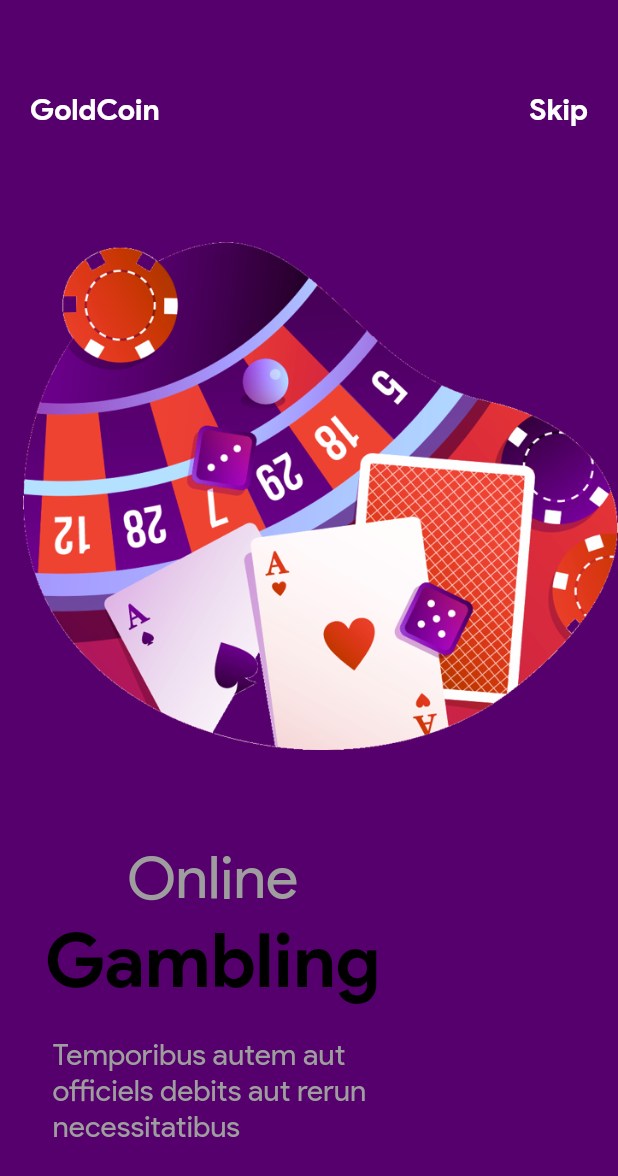
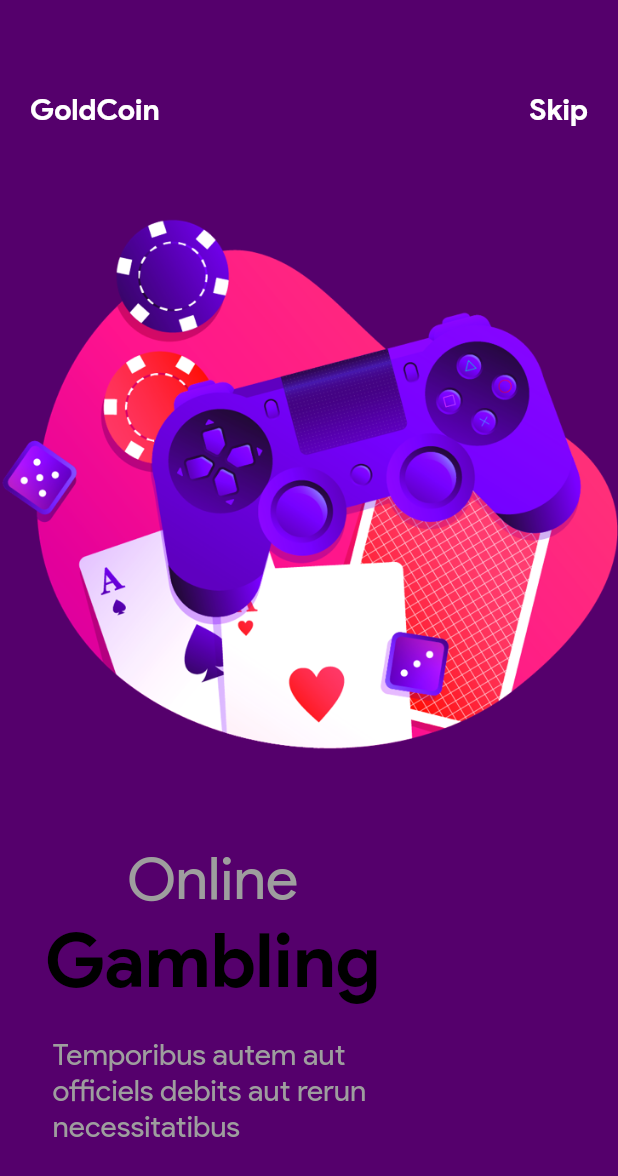
Before and after one commit to mohamedbrahimi/liquidSwipeAnimation_flutter, a Flutter app: the screen it shows after launch, swiped to page 2, on a phone screen of 412 x 824 dp. Shown: the top 1176 px of the screen. Run offline on Flutter 3.47's test engine with Material 2 defaults, Android fonts, the phone set to English and light mode, and no system bars; drawn by our look-alikes of liquid_swipe.

```diff
--- a/lib/main.dart
+++ b/lib/main.dart
@@ -105,7 +105,7 @@ class MyApp extends StatelessWidget {
               ],
             ),
           ),
-          Image.asset("assets/img/firstImage.png"),
+          Image.asset("assets/img/secondImage.png"),
           Padding(
               padding: const EdgeInsets.symmetric(horizontal: 30.0),
               child: Column(
```
